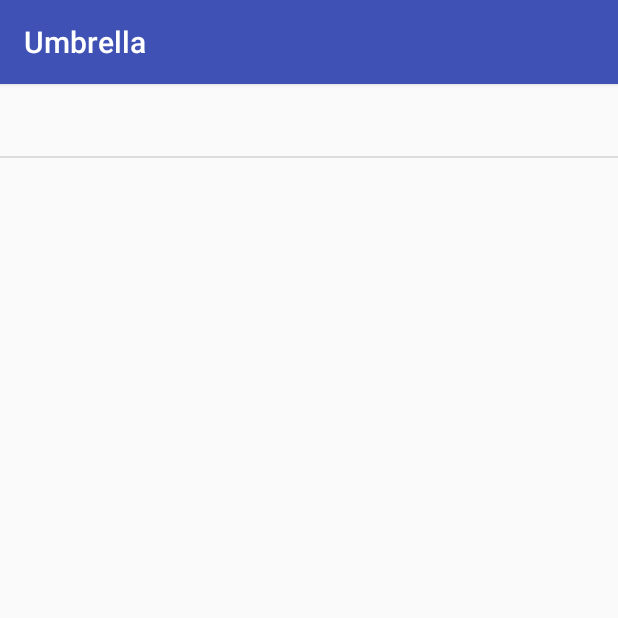
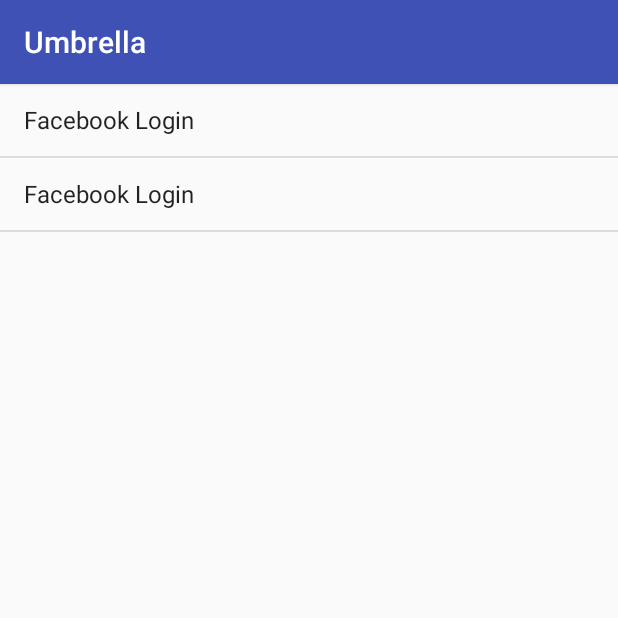
Before and after one commit to smuzani/Umbrella, an Android app: the screen it shows after launch (MainActivity), on a phone screen of 412 x 824 dp, the top half of it. Run offline under Robolectric (Android 15) with nearby library versions, the phone set to English and light mode, and no system bars; libraries missing offline, so code that uses them is left out: com.facebook, com.facebook.appevents; 2 statements that could not run were skipped.

Commit message:
WIP: Facebook login

```diff
--- a/app/build.gradle
+++ b/app/build.gradle
@@ -7,7 +7,7 @@ android {
     buildToolsVersion "25.0.0"
     defaultConfig {
         applicationId "com.syedmuzani.umbrella"
-        minSdkVersion 11
+        minSdkVersion 15
         targetSdkVersion 25
         versionCode 1
         versionName "1.0"
@@ -34,5 +34,6 @@ dependencies {
 
     compile 'com.android.support.constraint:constraint-layout:1.0.2'
     compile 'com.android.support:design:25.3.1'
+    compile 'com.facebook.android:facebook-android-sdk:[4,5)'
     testCompile 'junit:junit:4.12'
 }
--- /dev/null
+++ b/app/src/main/java/com/syedmuzani/umbrella/CustomApplication.java
@@ -0,0 +1,39 @@
+package com.syedmuzani.umbrella;
+
+import android.app.Application;
+import android.content.res.Configuration;
+
+import com.facebook.FacebookSdk;
+import com.facebook.appevents.AppEventsLogger;
+
+/**
+ * Created by Muz on 2017-05-29.
+ * Replaces existing Application class
+ */
+public class CustomApplication extends Application {
+
+    @Override
+    public void onConfigurationChanged(Configuration newConfig) {
+        super.onConfigurationChanged(newConfig);
+    }
+
+    @Override
+    public void onCreate() {
+        super.onCreate();
+
+        /* Facebook */
+        FacebookSdk.sdkInitialize(getApplicationContext());
+        AppEventsLogger.activateApp(this);
+    }
+
+    @Override
+    public void onLowMemory() {
+        super.onLowMemory();
+    }
+
+    @Override
+    public void onTerminate() {
+        super.onTerminate();
+    }
+
+}
--- a/app/src/main/java/com/syedmuzani/umbrella/activities/LoginActivity.kt
+++ b/app/src/main/java/com/syedmuzani/umbrella/activities/LoginActivity.kt
@@ -3,6 +3,8 @@ package com.syedmuzani.umbrella.activities
 import android.os.Bundle
 import android.support.v7.app.AppCompatActivity
 import android.support.v7.widget.Toolbar
+import com.facebook.FacebookSdk
+import com.facebook.appevents.AppEventsLogger
 import com.syedmuzani.umbrella.R
 
 class LoginActivity : AppCompatActivity() {
@@ -12,6 +14,8 @@ class LoginActivity : AppCompatActivity() {
         setContentView(R.layout.activity_login)
         val toolbar = findViewById(R.id.toolbar) as Toolbar
         setSupportActionBar(toolbar)
+        FacebookSdk.sdkInitialize(getApplicationContext());
+        AppEventsLogger.activateApp(this);
     }
 
 }
--- a/app/src/main/java/com/syedmuzani/umbrella/activities/MainActivity.kt
+++ b/app/src/main/java/com/syedmuzani/umbrella/activities/MainActivity.kt
@@ -1,12 +1,12 @@
 package com.syedmuzani.umbrella.activities
 
 import android.app.Activity
-import android.content.Intent
 import android.os.Bundle
 import android.support.v7.app.AppCompatActivity
+import android.support.v7.widget.DividerItemDecoration
+import android.support.v7.widget.LinearLayoutManager
+import android.support.v7.widget.RecyclerView
 import android.support.v7.widget.Toolbar
-import android.widget.AdapterView
-import android.widget.ListView
 import com.syedmuzani.umbrella.R
 import com.syedmuzani.umbrella.adapters.MainPageListAdapter
 import com.syedmuzani.umbrella.models.MainMenuLink
@@ -22,19 +22,24 @@ class MainActivity : AppCompatActivity() {
         setContentView(R.layout.listview)
         val toolbar = findViewById(R.id.toolbar) as Toolbar
         setSupportActionBar(toolbar)
-        val lv = findViewById(R.id.lv) as ListView
-        initListView()
-        lv.adapter = MainPageListAdapter(activity, links)
-        lv.onItemClickListener = AdapterView.OnItemClickListener { _, _, position, _ ->
-            val link = links[position]
-            val bundle = Bundle()
-            val intent = Intent(activity, link.activityClass)
-            startActivity(intent)
-        }
+        val rv = findViewById(R.id.rv) as RecyclerView
+        initRecyclerView()
+        rv.layoutManager = LinearLayoutManager(this)
+        val orientation = (rv.layoutManager as LinearLayoutManager).orientation
+        val dividerItemDecoration = DividerItemDecoration(this, orientation)
+        rv.addItemDecoration(dividerItemDecoration)
+        rv.adapter = MainPageListAdapter(links)
+//        lv.onItemClickListener = AdapterView.OnItemClickListener { _, _, position, _ ->
+//            val link = links[position]
+//            val bundle = Bundle()
+//            val intent = Intent(activity, link.activityClass)
+//            startActivity(intent)
+//        }
 
     }
 
-    private fun initListView() {
+    private fun initRecyclerView() {
+        links.add(MainMenuLink("Facebook Login", LoginActivity::class.java))
         links.add(MainMenuLink("Facebook Login", LoginActivity::class.java))
     }
 }
--- a/app/src/main/java/com/syedmuzani/umbrella/adapters/MainPageListAdapter.kt
+++ b/app/src/main/java/com/syedmuzani/umbrella/adapters/MainPageListAdapter.kt
@@ -1,39 +1,48 @@
 package com.syedmuzani.umbrella.adapters
 
-import android.app.Activity
+import android.content.Intent
+import android.support.v7.widget.RecyclerView
+import android.support.v7.widget.RecyclerView.Adapter
+import android.view.LayoutInflater
 import android.view.View
 import android.view.ViewGroup
-import android.widget.BaseAdapter
 import android.widget.TextView
-
-import com.syedmuzani.umbrella.R
 import com.syedmuzani.umbrella.models.MainMenuLink
+import org.jetbrains.anko.find
 
 
-class MainPageListAdapter(private val activity: Activity, private val links: List<MainMenuLink>) : BaseAdapter() {
+class MainPageListAdapter(val items: List<MainMenuLink>): Adapter<MainPageListAdapter.ViewHold>() {
+    private val TAG = "PaymentChoiceAdapter"
 
-    override fun getCount(): Int {
-        return links.size
+    override fun onCreateViewHolder(parent: ViewGroup, viewType: Int): ViewHold {
+        val view = LayoutInflater.from(parent.context)
+                .inflate(android.R.layout.simple_list_item_1, parent, false)
+        return ViewHold(view)
     }
 
-    override fun getItem(position: Int): Any {
-        return position
+    override fun onBindViewHolder(holder: ViewHold, position: Int) {
+        holder.bindItems(items[position])
     }
 
-    override fun getItemId(position: Int): Long {
-        return position.toLong()
-    }
+    override fun getItemCount(): Int = items.size
 
-    override fun getView(position: Int, view: View, parent: ViewGroup): View {
-        var v = activity.layoutInflater.inflate(R.layout.list_item, null)
-        val link = links[position]
-        val tv = view.findViewById(R.id.tv) as TextView
-        tv.text = link.title
-        return v
+    class ViewHold(view: View) : RecyclerView.ViewHolder(view) {
+        private val tv: TextView = view.find(android.R.id.text1)
+        private val context = itemView.context
+
+        fun bindItems(link: MainMenuLink) {
+            tv.text = link.title
+            tv.setOnClickListener {
+                val intent = Intent(context, link.activityClass)
+                context.startActivity(intent)
+            }
+        }
     }
 
     companion object {
-
-        private val TAG = "MainPageListAdapter"
+        val PAYMENT_MANUAL = "Manual Bank Transfer"
+        val PAYMENT_BANK = "Online Bank Transfer"
+        val PAYMENT_CARD = "Credit/Debit Card"
+        val PAYMENT_EWALLET = "E-Wallet"
     }
 }
--- a/app/src/main/res/layout/listview.xml
+++ b/app/src/main/res/layout/listview.xml
@@ -13,8 +13,8 @@
         android:theme="@style/ThemeOverlay.AppCompat.Dark"
         android:elevation="2dp"
         />
-    <ListView
-        android:id="@+id/lv"
+    <android.support.v7.widget.RecyclerView
+        android:id="@+id/rv"
         android:layout_width="match_parent"
         android:layout_height="0dp"
         android:layout_weight="1"
--- a/app/src/main/res/values/strings.xml
+++ b/app/src/main/res/values/strings.xml
@@ -2,4 +2,9 @@
     <string name="app_name">Umbrella</string>
     <string name="title_activity_login">LoginActivity</string>
     <string name="action_settings">Settings</string>
+
+    <!-- Facebook login -->
+    <string name="facebook_app_id">239880826498063</string>
+    <string name="fb_login_protocol_scheme">fb239880826498063</string>
+
 </resources>
```
Also changed, not shown: app/src/main/AndroidManifest.xml (+19 -0 lines).
